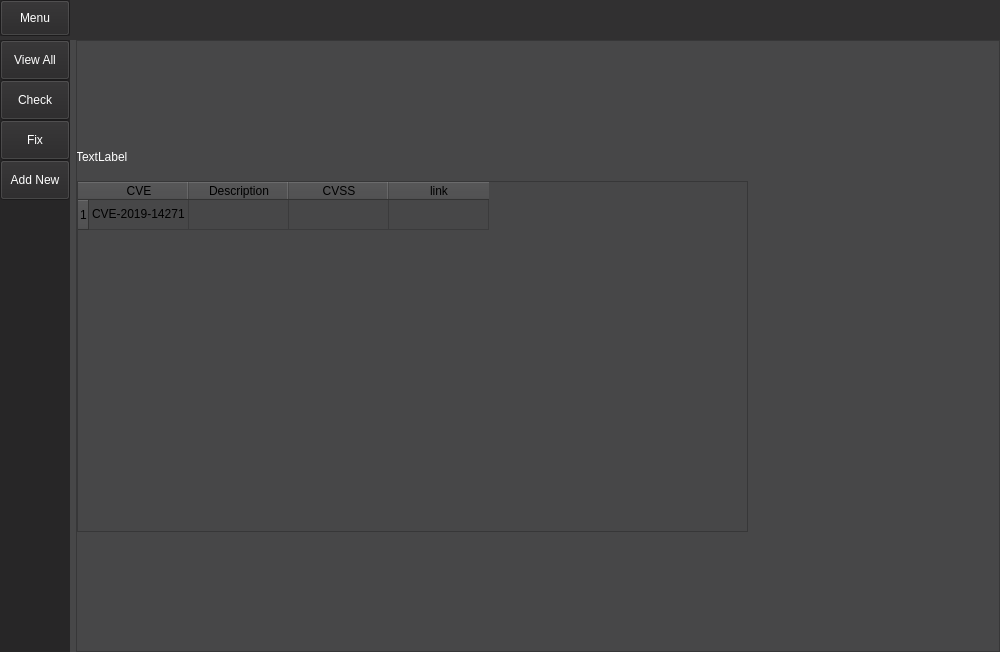
The window that test_ui.ui (adivardhan1000/INSE6130) describes before a commit, drawn with Qt 5.
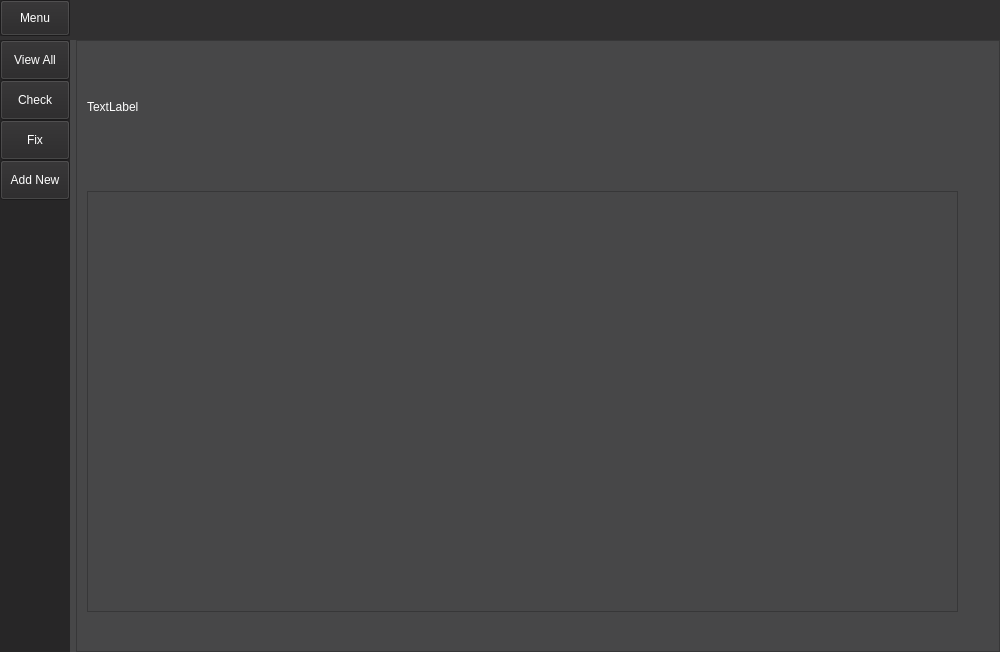
The same window after the commit. The open tabs and pages were chosen to show the change.

Patch:
```diff
--- a/test_ui.ui
+++ b/test_ui.ui
@@ -364,59 +364,13 @@
              </widget>
             </widget>
             <widget class="QWidget" name="page_2">
-             <widget class="QTableWidget" name="table_CVE">
-              <property name="geometry">
-               <rect>
-                <x>0</x>
-                <y>140</y>
-                <width>671</width>
-                <height>351</height>
-               </rect>
-              </property>
-              <property name="styleSheet">
-               <string notr="true">QTable{
-	color: rgb(255,255,255);
-	font: 60pt &quot;.AppleSystemUIFont&quot;;
-}</string>
-              </property>
-              <row>
-               <property name="text">
-                <string>1</string>
-               </property>
-              </row>
-              <column>
-               <property name="text">
-                <string>CVE</string>
-               </property>
-              </column>
-              <column>
-               <property name="text">
-                <string>Description</string>
-               </property>
-              </column>
-              <column>
-               <property name="text">
-                <string>CVSS</string>
-               </property>
-              </column>
-              <column>
-               <property name="text">
-                <string>link</string>
-               </property>
-              </column>
-              <item row="0" column="0">
-               <property name="text">
-                <string>CVE-2019-14271 </string>
-               </property>
-              </item>
-             </widget>
              <widget class="QLabel" name="page_2_label">
               <property name="geometry">
                <rect>
-                <x>-1</x>
-                <y>100</y>
+                <x>10</x>
+                <y>10</y>
                 <width>531</width>
-                <height>31</height>
+                <height>111</height>
                </rect>
               </property>
               <property name="styleSheet">
@@ -429,6 +383,16 @@
                <string>TextLabel</string>
               </property>
              </widget>
+             <widget class="QTableWidget" name="Table_Cve">
+              <property name="geometry">
+               <rect>
+                <x>10</x>
+                <y>150</y>
+                <width>871</width>
+                <height>421</height>
+               </rect>
+              </property>
+             </widget>
             </widget>
             <widget class="QWidget" name="page_3">
              <widget class="QLabel" name="page_3_label">
```
Left out of the diff: 30 changed lines with no effect on the pictures.
